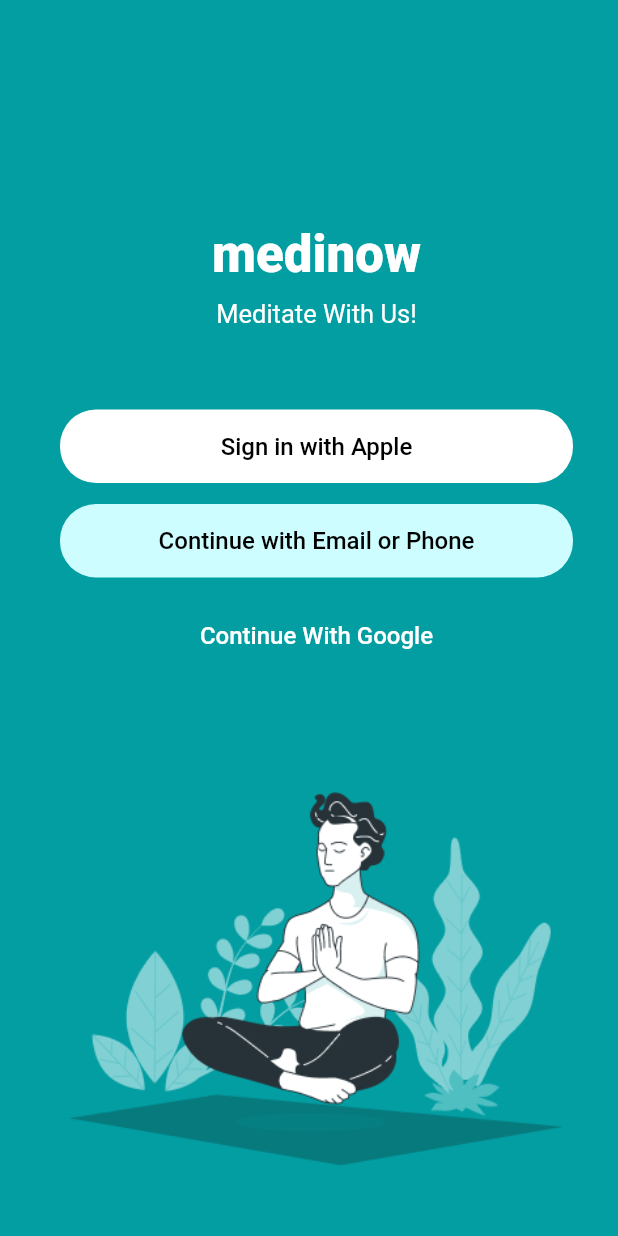
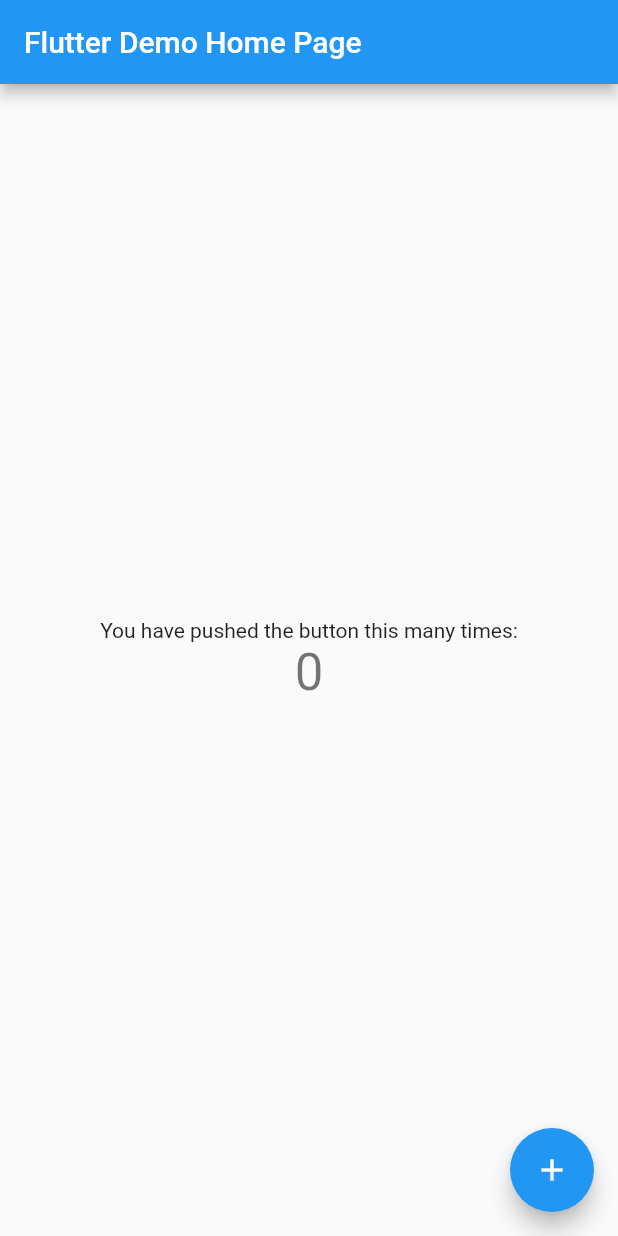
Before and after one commit to protocall911/flutter_welcome_screen, a Flutter app: the screen it shows after launch, on a phone screen of 412 x 824 dp. Run offline on Flutter 3.47's test engine with Material 2 defaults, Android fonts, the phone set to English and light mode, and no system bars; Roboto replaces fonts that are missing (plus-jakarta-sans).

Commit message:
init project

```diff
--- a/lib/WelcomeScreen/components/body.dart
+++ /dev/null
@@ -1,70 +0,0 @@
-import 'package:flutter/material.dart';
-import 'package:welcome_screen/PlaylistScreen/playlist_screen.dart';
-import 'package:welcome_screen/WelcomeScreen/components/rounded_button.dart';
-import 'package:welcome_screen/main.dart';
-
-class Body extends StatelessWidget {
-  @override
-  Widget build(BuildContext context) {
-    Size size = MediaQuery.of(context).size;
-    return Container(
-      padding: EdgeInsets.only(top: 149, left: 40),
-      child: Column(
-        children: [
-          Text(
-            "medinow",
-            style: TextStyle(
-                fontWeight: FontWeight.w900, color: Colors.white, fontSize: 34),
-          ),
-          SizedBox(
-            height: 10,
-          ),
-          Text(
-            "Meditate With Us!",
-            style: TextStyle(
-                color: Colors.white,
-                fontFamily: 'plus-jakarta-sans',
-                fontSize: 17),
-          ),
-          SizedBox(
-            height: 40,
-          ),
-          RoundedButton(
-            text: "Sign in with Apple",
-            press: () {},
-            textColor: Colors.black,
-            color: Colors.white,
-          ),
-          RoundedButton(
-            text: "Continue with Email or Phone",
-            textColor: Colors.black,
-            color: kContinueWithEmailOrPhoneButtonColor,
-            press: () {
-              Navigator.push(
-                context,
-                MaterialPageRoute(
-                  builder: (context) {
-                    return PlaylistScreen();
-                  },
-                ),
-              );
-            },
-          ),
-          RoundedButton(
-            text: "Continue With Google",
-            press: () {},
-            textColor: Colors.white,
-            color: kPrimaryColor,
-          ),
-          SizedBox(
-            height: 80,
-          ),
-          Image.asset(
-            "assets/images/figmaappimg1.png",
-            width: size.width * 0.8,
-          ),
-        ],
-      ),
-    );
-  }
-}
--- a/lib/WelcomeScreen/components/rounded_button.dart
+++ /dev/null
@@ -1,37 +0,0 @@
-import 'package:flutter/material.dart';
-
-class RoundedButton extends StatelessWidget {
-  final String text;
-  final VoidCallback press;
-  final Color color, textColor;
-
-  const RoundedButton({
-    Key? key,
-    required this.text,
-    required this.press,
-    required this.color,
-    required this.textColor,
-  }) : super(key: key);
-
-  @override
-  Widget build(BuildContext context) {
-    return Container(
-      width: 342,
-      padding: EdgeInsets.only(top: 14),
-      child: TextButton(
-        style: ButtonStyle(
-          padding: MaterialStateProperty.all<EdgeInsets>(EdgeInsets.all(15)),
-          backgroundColor: MaterialStateProperty.all<Color>(color),
-          shape: MaterialStateProperty.all<RoundedRectangleBorder>(
-            RoundedRectangleBorder(borderRadius: BorderRadius.circular(24.0)),
-          ),
-        ),
-        onPressed: press,
-        child: Text(
-          text,
-          style: TextStyle(color: textColor, fontSize: 16),
-        ),
-      ),
-    );
-  }
-}
--- a/lib/WelcomeScreen/weclome_screen.dart
+++ /dev/null
@@ -1,9 +0,0 @@
-import 'package:flutter/material.dart';
-import 'package:welcome_screen/WelcomeScreen/components/body.dart';
-
-class WelcomeScreen extends StatelessWidget {
-  @override
-  Widget build(BuildContext context) {
-    return Scaffold(body: Body());
-  }
-}
--- a/lib/main.dart
+++ b/lib/main.dart
@@ -1,10 +1,4 @@
 import 'package:flutter/material.dart';
-import 'package:welcome_screen/WelcomeScreen/weclome_screen.dart';
-
-const kPrimaryColor = Color(0xFF039EA2);
-const kContinueWithEmailOrPhoneButtonColor = Color(0xFFCDFDFE);
-const kPlayNextSessionButtonColor = Color(0xFF039EA2);
-const kAppBarBottomLineColor = Color(0xFFEBEBEB);
 
 void main() {
   runApp(const MyApp());
@@ -13,16 +7,109 @@ void main() {
 class MyApp extends StatelessWidget {
   const MyApp({super.key});
 
+  // This widget is the root of your application.
   @override
   Widget build(BuildContext context) {
     return MaterialApp(
-      debugShowCheckedModeBanner: false,
-      title: 'Flutter Welcome Screen',
+      title: 'Flutter Demo',
       theme: ThemeData(
-        primaryColor: kPrimaryColor,
-        scaffoldBackgroundColor: kPrimaryColor,
+        // This is the theme of your application.
+        //
+        // Try running your application with "flutter run". You'll see the
+        // application has a blue toolbar. Then, without quitting the app, try
+        // changing the primarySwatch below to Colors.green and then invoke
+        // "hot reload" (press "r" in the console where you ran "flutter run",
+        // or simply save your changes to "hot reload" in a Flutter IDE).
+        // Notice that the counter didn't reset back to zero; the application
+        // is not restarted.
+        primarySwatch: Colors.blue,
       ),
-      home: WelcomeScreen(),
+      home: const MyHomePage(title: 'Flutter Demo Home Page'),
     );
   }
 }
+
+class MyHomePage extends StatefulWidget {
+  const MyHomePage({super.key, required this.title});
+
+  // This widget is the home page of your application. It is stateful, meaning
+  // that it has a State object (defined below) that contains fields that affect
+  // how it looks.
+
+  // This class is the configuration for the state. It holds the values (in this
+  // case the title) provided by the parent (in this case the App widget) and
+  // used by the build method of the State. Fields in a Widget subclass are
+  // always marked "final".
+
+  final String title;
+
+  @override
+  State<MyHomePage> createState() => _MyHomePageState();
+}
+
+class _MyHomePageState extends State<MyHomePage> {
+  int _counter = 0;
+
+  void _incrementCounter() {
+    setState(() {
+      // This call to setState tells the Flutter framework that something has
+      // changed in this State, which causes it to rerun the build method below
+      // so that the display can reflect the updated values. If we changed
+      // _counter without calling setState(), then the build method would not be
+      // called again, and so nothing would appear to happen.
+      _counter++;
+    });
+  }
+
+  @override
+  Widget build(BuildContext context) {
+    // This method is rerun every time setState is called, for instance as done
+    // by the _incrementCounter method above.
+    //
+    // The Flutter framework has been optimized to make rerunning build methods
+    // fast, so that you can just rebuild anything that needs updating rather
+    // than having to individually change instances of widgets.
+    return Scaffold(
+      appBar: AppBar(
+        // Here we take the value from the MyHomePage object that was created by
+        // the App.build method, and use it to set our appbar title.
+        title: Text(widget.title),
+      ),
+      body: Center(
+        // Center is a layout widget. It takes a single child and positions it
+        // in the middle of the parent.
+        child: Column(
+          // Column is also a layout widget. It takes a list of children and
+          // arranges them vertically. By default, it sizes itself to fit its
+          // children horizontally, and tries to be as tall as its parent.
+          //
+          // Invoke "debug painting" (press "p" in the console, choose the
+          // "Toggle Debug Paint" action from the Flutter Inspector in Android
+          // Studio, or the "Toggle Debug Paint" command in Visual Studio Code)
+          // to see the wireframe for each widget.
+          //
+          // Column has various properties to control how it sizes itself and
+          // how it positions its children. Here we use mainAxisAlignment to
+          // center the children vertically; the main axis here is the vertical
+          // axis because Columns are vertical (the cross axis would be
+          // horizontal).
+          mainAxisAlignment: MainAxisAlignment.center,
+          children: <Widget>[
+            const Text(
+              'You have pushed the button this many times:',
+            ),
+            Text(
+              '$_counter',
+              style: Theme.of(context).textTheme.headline4,
+            ),
+          ],
+        ),
+      ),
+      floatingActionButton: FloatingActionButton(
+        onPressed: _incrementCounter,
+        tooltip: 'Increment',
+        child: const Icon(Icons.add),
+      ), // This trailing comma makes auto-formatting nicer for build methods.
+    );
+  }
+}
```
Also changed, not shown: lib/MeditateScreen/components/body.dart (deleted, +0 -57 lines), lib/MeditateScreen/components/main_playlist_card.dart (deleted, +0 -77 lines), lib/MeditateScreen/components/playlist_card.dart (deleted, +0 -83 lines), lib/MeditateScreen/components/tag_list.dart (deleted, +0 -58 lines), lib/MeditateScreen/meditate_screen.dart (deleted, +0 -38 lines), lib/PlaylistScreen/components/body.dart (deleted, +0 -119 lines), lib/PlaylistScreen/components/track_card.dart (deleted, +0 -55 lines), lib/PlaylistScreen/playlist_screen.dart (deleted, +0 -9 lines), pubspec.yaml (+7 -0 lines), pubspec.lock.
